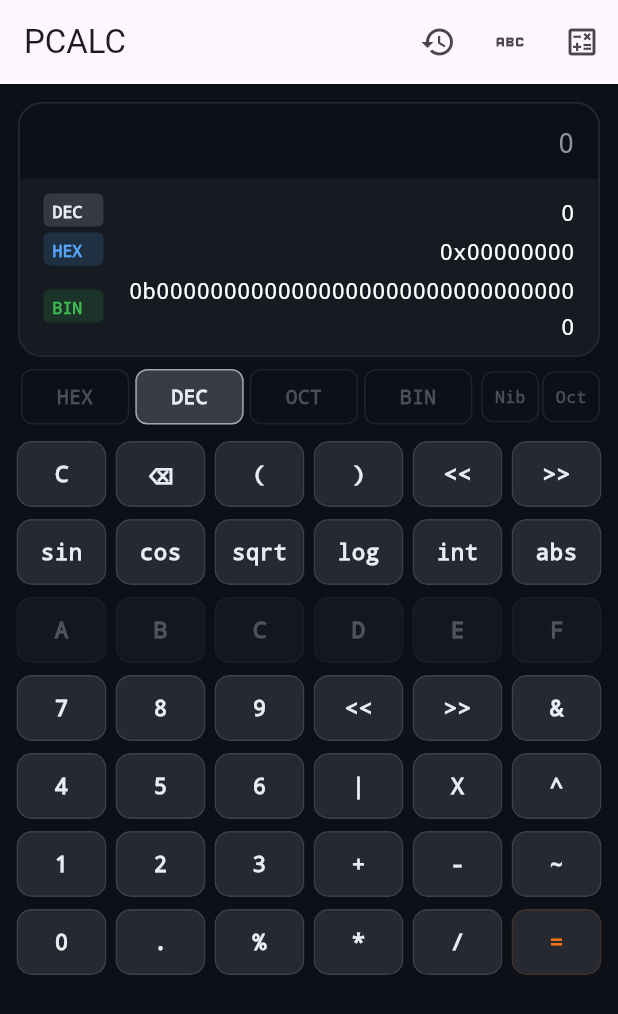
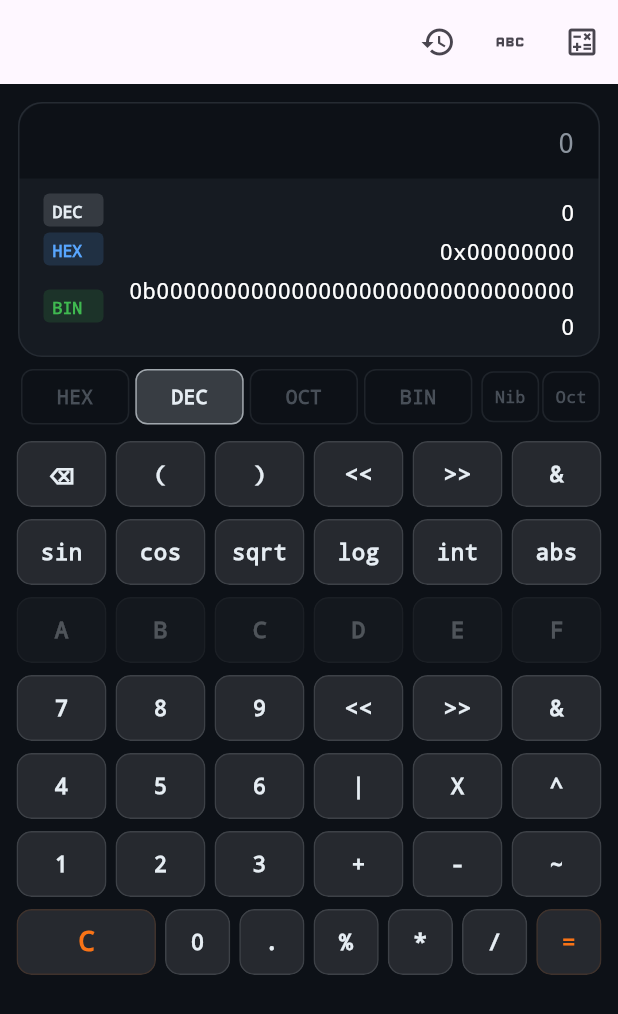
Before and after one commit to siliconvalleyar-oss/programmer_calc, a Flutter app: the screen it shows after launch, after a tap on "DEC", on a phone screen of 412 x 824 dp. Shown: the top 1014 px of the screen. Run offline on Flutter 3.47's test engine with Material 3 defaults, Android fonts, the phone set to English and light mode, and no system bars.

Commit message:
pcalc: input mode per base (HEX starts with 0x0, auto-eval), C button larger at bottom, remove title

```diff
--- a/lib/home_screen.dart
+++ b/lib/home_screen.dart
@@ -22,40 +22,126 @@ class _HomeScreenState extends State<HomeScreen> {
   String _expression = '';
   num? _result;
   String? _error;
-  InputBase _inputBase = InputBase.dec;
+  InputBase _inputBase = InputBase.hex;
+  bool _fresh = true;
 
   @override
   void initState() {
     super.initState();
-    _result = 0;
+    _resetToBase();
   }
 
-  void _append(String s) {
+  String _basePrefix() {
+    switch (_inputBase) {
+      case InputBase.hex: return '0x';
+      case InputBase.oct: return '0o';
+      case InputBase.bin: return '0b';
+      case InputBase.dec: return '';
+    }
+  }
+
+  String _baseInitExpr() {
+    switch (_inputBase) {
+      case InputBase.hex: return '0x0';
+      case InputBase.oct: return '0o0';
+      case InputBase.bin: return '0b0';
+      case InputBase.dec: return '0';
+    }
+  }
+
+  String _baseValidDigits() {
+    switch (_inputBase) {
+      case InputBase.hex: return '0123456789ABCDEFabcdef';
+      case InputBase.oct: return '01234567';
+      case InputBase.bin: return '01';
+      case InputBase.dec: return '0123456789.';
+    }
+  }
+
+  bool _isBaseNum(String expr) {
+    return RegExp(r'^(0[xXbBoOcC])?[0-9a-fA-F]+(\.[0-9]+)?$').hasMatch(expr);
+  }
+
+  void _resetToBase() {
+    setState(() {
+      _expression = _baseInitExpr();
+      _fresh = true;
+      _error = null;
+    });
+    _autoEval();
+  }
+
+  void _pressDigit(String d) {
     setState(() {
       _error = null;
-      _expression += s;
+      if (_fresh) {
+        _expression = _baseInitExpr();
+        _fresh = false;
+      }
+      final prefix = _basePrefix();
+      if (_expression.length == prefix.length + 1 &&
+          _expression.startsWith(prefix) &&
+          _expression.endsWith('0')) {
+        _expression = _expression.substring(0, _expression.length - 1) + d;
+      } else {
+        _expression += d;
+      }
+    });
+    _autoEval();
+  }
+
+  void _pressOperator(String op) {
+    setState(() {
+      _error = null;
+      _fresh = false;
+      _expression += op;
+    });
+  }
+
+  void _insertFunction(String name) {
+    setState(() {
+      _error = null;
+      _fresh = false;
+      _expression += '$name(';
     });
   }
 
   void _clear() {
-    setState(() {
-      _expression = '';
-      _result = null;
-      _error = null;
-    });
+    _resetToBase();
   }
 
   void _backspace() {
     setState(() {
-      if (_expression.isNotEmpty) {
-        _expression = _expression.substring(0, _expression.length - 1);
+      _error = null;
+      if (_fresh || _expression.isEmpty) return;
+      final prefix = _basePrefix();
+      if (_expression.length <= prefix.length + 1) return;
+      _expression = _expression.substring(0, _expression.length - 1);
+    });
+    _autoEval();
+  }
+
+  void _evaluate() {
+    if (_expression.isEmpty) {
+      _resetToBase();
+      return;
+    }
+    setState(() {
+      _engine.clearError();
+      final r = _engine.evaluate(_expression);
+      if (r != null) {
+        _result = r;
         _error = null;
+        _fresh = true;
+      } else {
+        _error = _engine.lastError.isNotEmpty ? _engine.lastError : 'Error';
       }
     });
   }
 
-  void _evaluate() {
+  void _autoEval() {
     if (_expression.isEmpty) return;
+    if (!_isBaseNum(_expression)) return;
     setState(() {
       _engine.clearError();
       final r = _engine.evaluate(_expression);
@@ -69,7 +155,9 @@ class _HomeScreenState extends State<HomeScreen> {
   }
 
   void _setBase(InputBase base) {
+    if (base == _inputBase) return;
     setState(() => _inputBase = base);
+    _resetToBase();
   }
 
   void _toggleNibble() {
@@ -98,19 +186,23 @@ class _HomeScreenState extends State<HomeScreen> {
     }
   }
 
-  void _insertFunction(String name) {
-    _append('$name(');
+  bool _isValidForBase(String s) {
+    for (var i = 0; i < s.length; i++) {
+      if (!_baseValidDigits().contains(s[i])) return false;
+    }
+    return true;
   }
 
   @override
   Widget build(BuildContext context) {
     final baseColor = _baseColor(_inputBase);
     final isHex = _inputBase == InputBase.hex;
+    final isBin = _inputBase == InputBase.bin;
 
     return Scaffold(
       backgroundColor: AppTheme.bgDark,
       appBar: AppBar(
-        title: const Text('PCALC'),
+        title: const SizedBox.shrink(),
         actions: [
           IconButton(
             icon: const Icon(Icons.history),
@@ -149,7 +241,7 @@ class _HomeScreenState extends State<HomeScreen> {
               padding: const EdgeInsets.fromLTRB(8, 4, 8, 8),
               child: Column(
                 children: [
-                  _buildRow(['C', '⌫', '(', ')', '<<', '>>']),
+                  _buildRow(['⌫', '(', ')', '<<', '>>', '&']),
                   const SizedBox(height: 2),
                   _buildFunctionRow(),
                   const SizedBox(height: 2),
@@ -161,14 +253,7 @@ class _HomeScreenState extends State<HomeScreen> {
                   const SizedBox(height: 2),
                   _buildRow(['1', '2', '3', '+', '-', '~']),
                   const SizedBox(height: 2),
-                  _buttonRow6([
-                    _btn(_inputBase == InputBase.bin ? '0/1' : '0', () => _append('0')),
-                    _btn('.', () => _append('.')),
-                    _btn('%', () => _append('%')),
-                    _btn('*', () => _append('*')),
-                    _btn('/', () => _append('/')),
-                    _btn('=', _evaluate, color: AppTheme.accentOrange),
-                  ]),
+                  _customBottomRow(isBin),
                 ],
               ),
             ),
@@ -266,29 +351,47 @@ class _HomeScreenState extends State<HomeScreen> {
   Widget _buildHexRow(bool isHex) {
     final alpha = isHex ? 1.0 : 0.3;
     return _buttonRow6([
-      _btn('A', () => _append('A'), disabled: !isHex, opacity: alpha),
-      _btn('B', () => _append('B'), disabled: !isHex, opacity: alpha),
-      _btn('C', () => _append('C'), disabled: !isHex, opacity: alpha),
-      _btn('D', () => _append('D'), disabled: !isHex, opacity: alpha),
-      _btn('E', () => _append('E'), disabled: !isHex, opacity: alpha),
-      _btn('F', () => _append('F'), disabled: !isHex, opacity: alpha),
+      _btn('A', () => _pressDigit('A'), disabled: !isHex, opacity: alpha),
+      _btn('B', () => _pressDigit('B'), disabled: !isHex, opacity: alpha),
+      _btn('C', () => _pressDigit('C'), disabled: !isHex, opacity: alpha),
+      _btn('D', () => _pressDigit('D'), disabled: !isHex, opacity: alpha),
+      _btn('E', () => _pressDigit('E'), disabled: !isHex, opacity: alpha),
+      _btn('F', () => _pressDigit('F'), disabled: !isHex, opacity: alpha),
     ]);
   }
 
   Widget _buildRow(List<String> labels) {
     return _buttonRow6(labels.map((l) {
       VoidCallback? onTap;
-      if (l == '(') { onTap = () => _append('('); }
-      else if (l == ')') { onTap = () => _append(')'); }
+      if (l == '(') { onTap = () => _pressOperator('('); }
+      else if (l == ')') { onTap = () => _pressOperator(')'); }
       else if (l == 'C') { onTap = _clear; }
       else if (l == '⌫') { onTap = _backspace; }
-      else { onTap = () => _append(l); }
+      else if (_isValidForBase(l)) { onTap = () => _pressDigit(l); }
+      else { onTap = () => _pressOperator(l); }
       return _btn(l, onTap);
     }).toList());
   }
 
   Widget _buttonRow6(List<Widget> buttons) {
     return Row(children: buttons.map((b) => Expanded(child: b)).toList());
+  }
+
+  Widget _customBottomRow(bool isBin) {
+    return Row(children: [
+      Expanded(flex: 2, child: CalcButton(
+        label: 'C',
+        onTap: _clear,
+        color: AppTheme.accentOrange,
+        fontSize: 18,
+      )),
+      Expanded(child: _btn(isBin ? '0/1' : '0', () => _pressDigit('0'))),
+      Expanded(child: _btn('.', () => _pressDigit('.'))),
+      Expanded(child: _btn('%', () => _pressOperator('%'))),
+      Expanded(child: _btn('*', () => _pressOperator('*'))),
+      Expanded(child: _btn('/', () => _pressOperator('/'))),
+      Expanded(child: _btn('=', _evaluate, color: AppTheme.accentOrange)),
+    ]);
   }
 
   Widget _btn(String label, VoidCallback? onTap, {Color? color, bool disabled = false, double opacity = 1.0}) {
```
Also changed, not shown: pubspec.yaml (+9 -10 lines), assets/images.jpeg (added), assets/logo.png (added), assets/simbol.png (added), pubspec.lock, 13 other files.
